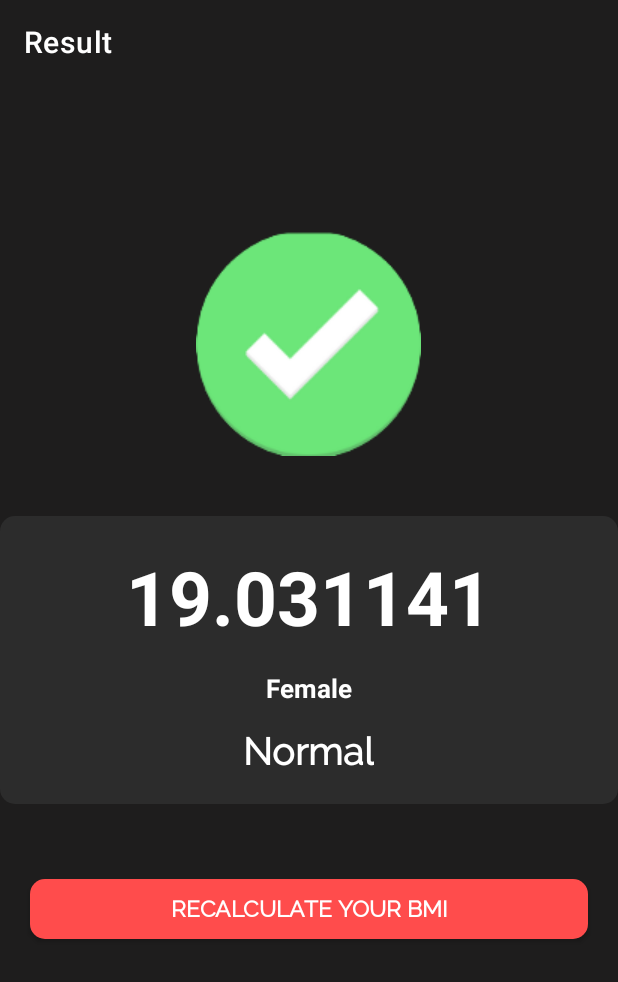
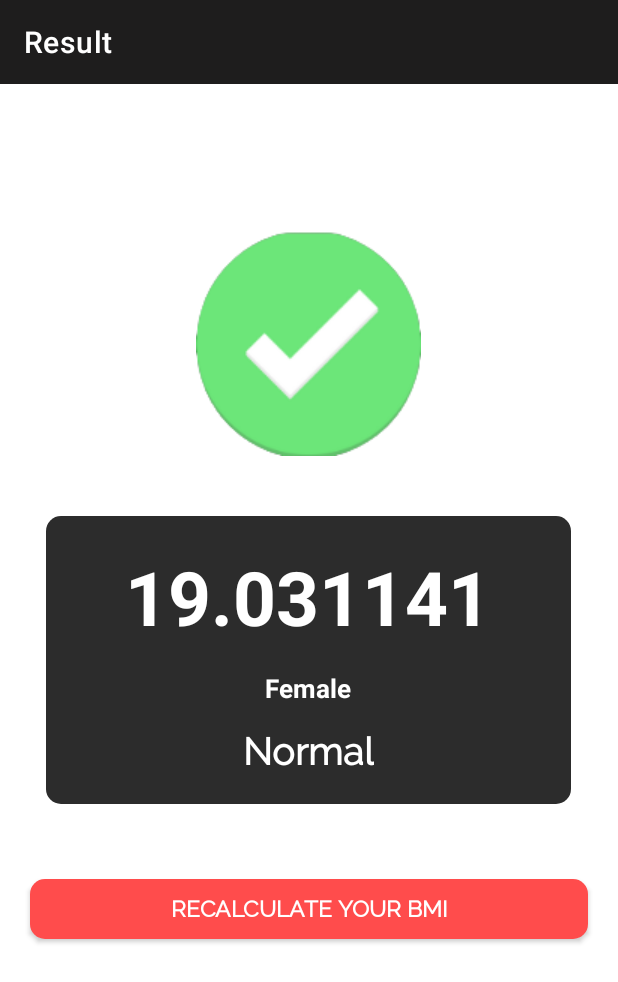
Before and after one commit to Srujangv05/Beast-Fitness, an Android app: the BmicalcActivity screen opened directly, with no data from a screen before it, after a tap on "CALCULATE YOUR BMI", on a phone screen of 412 x 824 dp. Shown: the top 982 px of the screen. Run offline under Robolectric (Android 15) with nearby library versions, the phone set to English and light mode, and no system bars; 2 other taps on this screen came first.

Commit message:
Light Theme Ui fix

```diff
--- a/app/src/main/res/layout/activity_bmi.xml
+++ b/app/src/main/res/layout/activity_bmi.xml
@@ -5,7 +5,7 @@
     android:layout_width="match_parent"
     android:layout_height="match_parent"
     android:id="@+id/background"
-    android:background="#1E1D1D"
+    android:background="@color/white"
     tools:context=".BmiActivity">
 
 
@@ -23,7 +23,7 @@
 
 
     <RelativeLayout
-        android:layout_width="match_parent"
+        android:layout_width="350dp"
         android:layout_height="wrap_content"
         android:padding="20dp"
         android:id="@+id/contentlayout"
--- a/app/src/main/res/layout/activity_bmicalc.xml
+++ b/app/src/main/res/layout/activity_bmicalc.xml
@@ -3,7 +3,7 @@
     xmlns:tools="http://schemas.android.com/tools"
     android:layout_width="match_parent"
     android:layout_height="match_parent"
-    android:background="#1E1D1D"
+    android:background="@color/white"
     tools:context=".BmicalcActivity">
 
 
```
Also changed, not shown: app/src/main/java/com/zephgv/mad/beastfitness/PushNotificationService.java (+31 -0 lines), app/src/main/res/drawable-v24/crosss.png, app/src/main/res/drawable-v24/ic_launcher_round.png (added), app/src/main/res/drawable-v24/warning.png.
